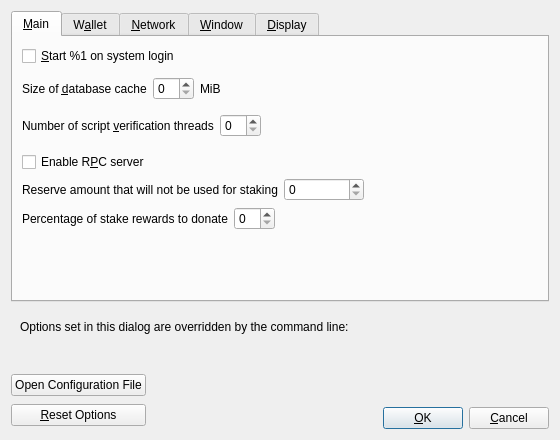
The window that src/qt/forms/optionsdialog.ui (Cryptominer937/dorkcoin) describes before a commit, drawn with Qt 5.
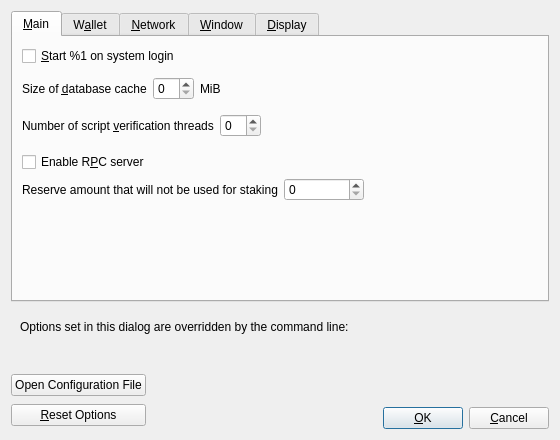
The same window after the commit. Custom widgets are drawn as their Qt base class.

Commit message: Remove Donation

The edit to the form file:
```diff
--- a/src/qt/forms/optionsdialog.ui
+++ b/src/qt/forms/optionsdialog.ui
@@ -201,45 +201,8 @@
          </item>
         </layout>
        </item>
-       <item>
-        <layout class="QHBoxLayout" name="horizontalLayout_Main_DonationLabel">
-         <item>
-          <widget class="QLabel" name="donationPercentageLabel">
-           <property name="text">
-            <string>Percentage of stake rewards to donate</string>
-           </property>
-           <property name="textFormat">
-            <enum>Qt::PlainText</enum>
-           </property>
-           <property name="buddy">
-            <cstring>donationPercentage</cstring>
-           </property>
-          </widget>
-         </item>
-         <item>
-          <widget class="QSpinBox" name="donationPercentage">
-           <property name="toolTip">
-            <string>Donation percentage (0 to 50)</string>
-           </property>
-          </widget>
-         </item>
-         <item>
-           <spacer name="horizontalSpacer_Main_Donation">
-           <property name="orientation">
-            <enum>Qt::Horizontal</enum>
-           </property>
-           <property name="sizeHint" stdset="0">
-            <size>
-             <width>40</width>
-             <height>20</height>
-            </size>
-           </property>
-          </spacer>
-         </item>
-        </layout>
-       </item>
-       <item>
-        <spacer name="verticalSpacer_Main">
+        <item>
+         <spacer name="verticalSpacer_Main">
          <property name="orientation">
           <enum>Qt::Vertical</enum>
          </property>
```
The commit also changes 15 other files.
